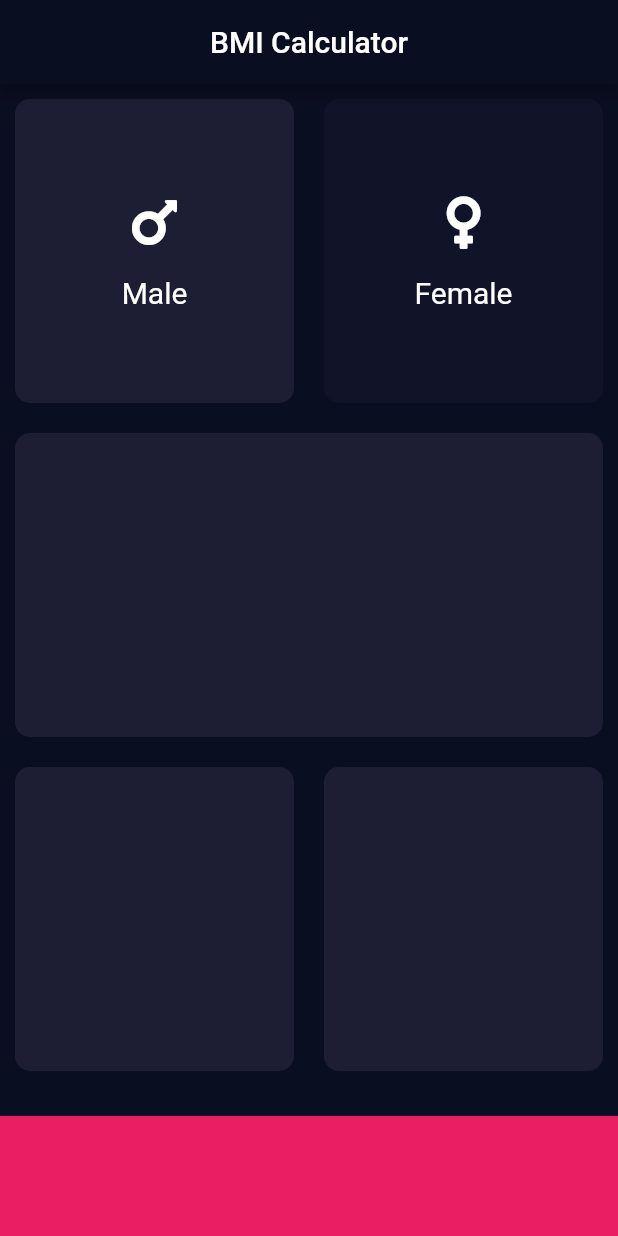
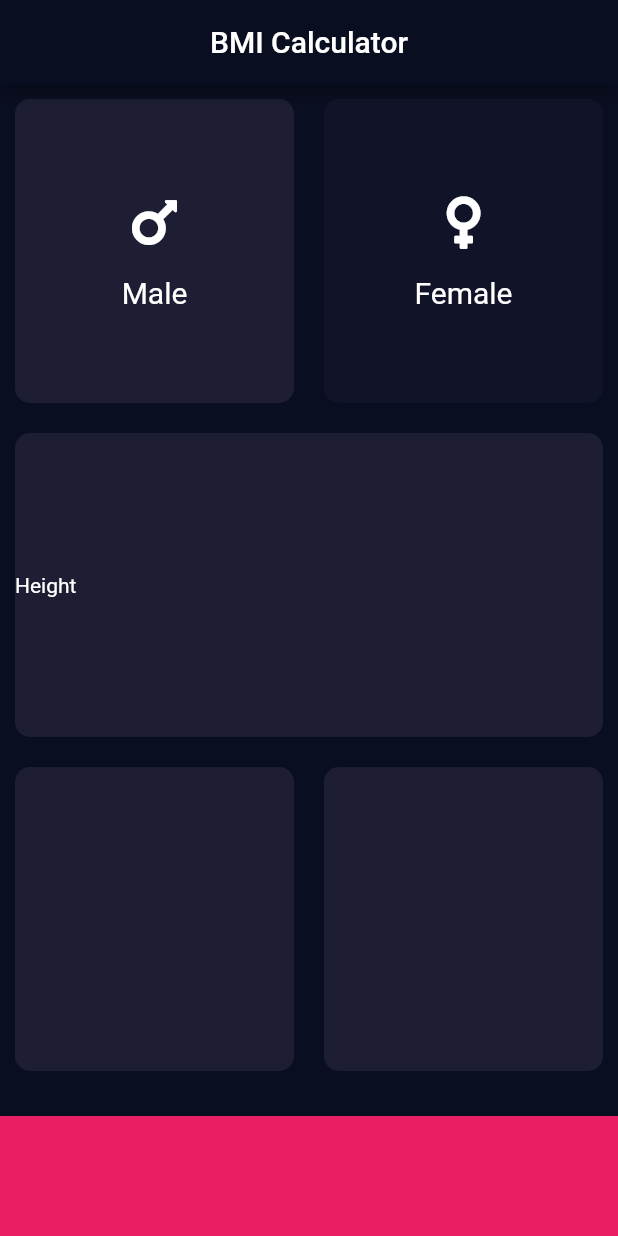
Before and after one commit to lamilekan263/Flutter_bootcamp, a Flutter app: the screen it shows after launch, after a tap on "Male", on a phone screen of 412 x 824 dp. Run offline on Flutter 3.47's test engine with Material 2 defaults, Android fonts, the light colour scheme and no system bars; our stand-ins replace assets_audio_player, font_awesome_flutter; missing offline and left inert: chewie_audio.

Commit message:
added new status

```diff
--- a/flutter_project/bmi_calc/lib/main_screen.dart
+++ b/flutter_project/bmi_calc/lib/main_screen.dart
@@ -3,11 +3,16 @@ import 'bmi_child.dart';
 import 'package:font_awesome_flutter/font_awesome_flutter.dart';
 import 'sing.dart';
 
-
 const bottomContainerHeight = 80.0;
 const activeColor = Color(0xFF1D1E33);
 const inActiveColor = Color(0xFF111328);
 const bottomContainerColor = Colors.pink;
+
+//created a gender enum
+enum Gender {
+  male,
+  female,
+}
 
 class BmiScreen extends StatefulWidget {
   @override
@@ -15,34 +20,14 @@ class BmiScreen extends StatefulWidget {
 }
 
 class _BmiScreenState extends State<BmiScreen> {
-  Color maleCardColor = inActiveColor;
-  Color femaleCardColor = inActiveColor;
+  Gender selectedGender;
 
-  // create a function that sets the state of each card color when tapped
-
-  void getCardColor(int gender){
-    if(gender == 1){
-      if(maleCardColor == inActiveColor ){
-        maleCardColor = activeColor;
-      }else{
-        maleCardColor = inActiveColor;
-      }
-    }
-    if(gender == 2){
-      if(femaleCardColor == inActiveColor ){
-        femaleCardColor = activeColor;
-      }else{
-        femaleCardColor = inActiveColor;
-      }
-    }
-  }
   @override
   Widget build(BuildContext context) {
     return Scaffold(
       appBar: AppBar(
         title: Text('BMI Calculator'),
         centerTitle: true,
-
       ),
       body: Column(
         children: <Widget>[
@@ -52,12 +37,14 @@ class _BmiScreenState extends State<BmiScreen> {
                 Expanded(
                   child: GestureDetector(
                     onTap: () {
-                      setState((){
-                        getCardColor(1);
+                      setState(() {
+                        selectedGender = Gender.male;
                       });
                     },
                     child: BmiChild(
-                      color: maleCardColor,
+                      color: selectedGender == Gender.male
+                          ? activeColor
+                          : inActiveColor,
                       cardChild: SingleWidget(
                           icon: FontAwesomeIcons.mars, text: 'Male'),
                     ),
@@ -66,12 +53,14 @@ class _BmiScreenState extends State<BmiScreen> {
                 Expanded(
                   child: GestureDetector(
                     onTap: () {
-                      setState((){
-                        getCardColor(2);
+                      setState(() {
+                        selectedGender = Gender.female;
                       });
                     },
                     child: BmiChild(
-                      color: femaleCardColor,
+                      color: selectedGender == Gender.female
+                          ? activeColor
+                          : inActiveColor,
                       cardChild: SingleWidget(
                         icon: FontAwesomeIcons.venus,
                         text: 'Female',
@@ -83,7 +72,12 @@ class _BmiScreenState extends State<BmiScreen> {
             ),
           ),
           Expanded(
-            child: BmiChild(color: activeColor),
+            child: BmiChild(
+              color: activeColor,
+              cardChild: Row(
+                children: <Widget>[Text('Height')],
+              ),
+            ),
           ),
           Expanded(
             child: Row(
```
